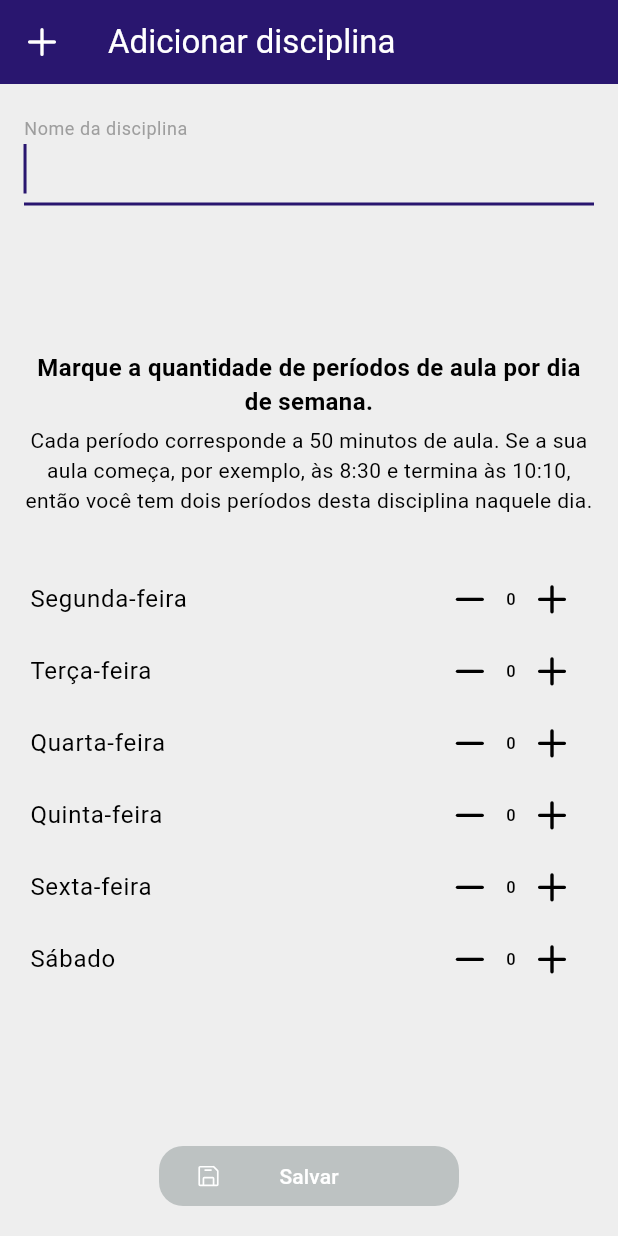
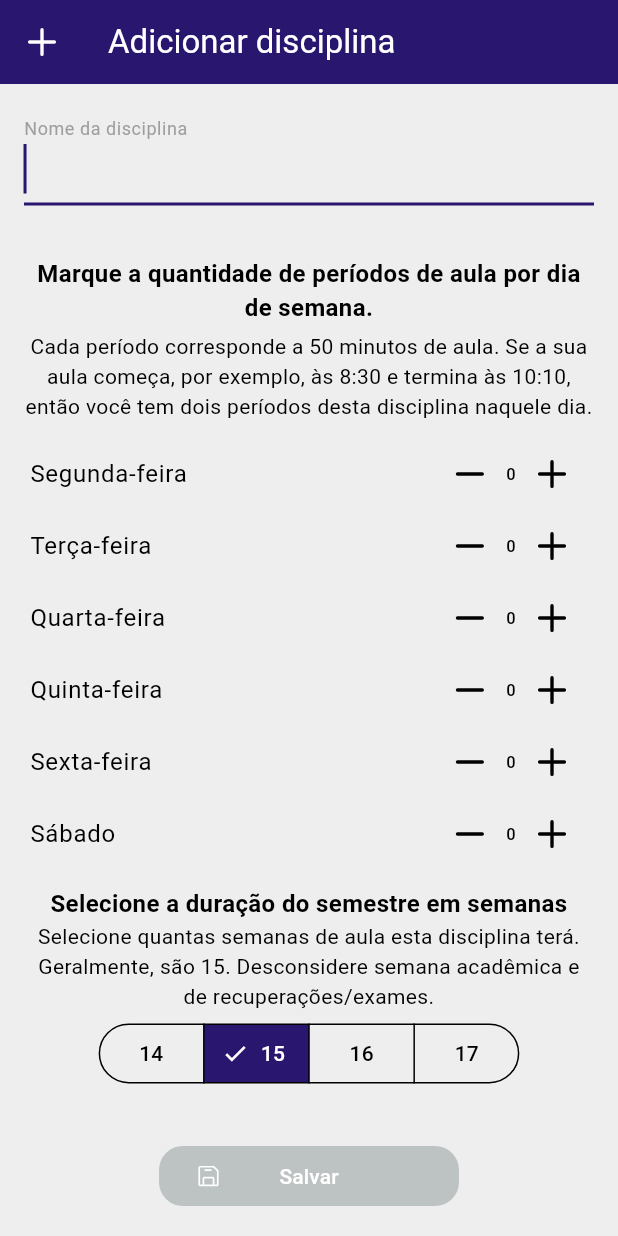
Before and after one commit to bernardolansing/faltometro_ufrgs, a Flutter app: the screen it shows after launch, after a tap on an icon or button, on a phone screen of 412 x 824 dp. Run offline on Flutter 3.47's test engine with Material 3 defaults, Android fonts, the phone set to English and light mode, and no system bars; our stand-ins replace flutter_local_notifications, permission_handler, phosphor_flutter, timezone.

Commit message:
added layout for selecting course duration in weeks, still not actually implemented in calculations though

```diff
--- a/lib/src/course.dart
+++ b/lib/src/course.dart
@@ -1,6 +1,7 @@
 import 'dart:developer';
 import 'dart:math' as math;
-import 'package:faltometro_ufrgs/src/storage.dart';
+
+import 'storage.dart';
 
 class Courses {
   static List<Course> _courses = [];
@@ -117,14 +118,19 @@ class Courses {
 }
 
 class Course {
+  static const defaultSemesterLength = 15; // Semesters usually have 15 weeks
+  // of classes.
+
   String title;
   List<int> periodsPerWeekday;
   int _periodsSkipped;
+  late int durationInWeeks;
 
   Course({
     required this.title,
     required this.periodsPerWeekday,
     required int periodsSkipped,
+    int durationInWeeks = defaultSemesterLength,
   }) :
         _periodsSkipped = periodsSkipped;
 
@@ -137,7 +143,10 @@ class Course {
   Course.fromEntry(Map<String, dynamic> entry) :
         title = entry['title'],
         periodsPerWeekday = List<int>.from(entry['periodsPerWeekday']),
-        _periodsSkipped = entry['periodsSkipped'];
+        _periodsSkipped = entry['periodsSkipped'],
+        // TODO: the '??' is for backwards compatibility. Once a breaking change
+        // is made, we can cut it out.
+        durationInWeeks = entry['durationInWeeks'] ?? defaultSemesterLength;
 
   Map<String, dynamic> get entry => {
     'title': title,
--- a/lib/src/screens/course_screen.dart
+++ b/lib/src/screens/course_screen.dart
@@ -24,6 +24,7 @@ class CourseScreen extends StatefulWidget {
 class _CourseScreenState extends State<CourseScreen> {
   late final TextEditingController _titleController;
   late final List<int> _periodsPerWeekday;
+  late int _durationInWeeks;
 
   /// [true] if this screen is creating a new course, rather than editing a
   /// pre-existing one.
@@ -34,12 +35,12 @@ class _CourseScreenState extends State<CourseScreen> {
     if (_isCreatingCourse) {
       _titleController = TextEditingController();
       _periodsPerWeekday = [0, 0, 0, 0, 0, 0];
-    }
-
-    else {
+      _durationInWeeks = Course.defaultSemesterLength;
+    } else {
       final course = widget._courseToEdit!;
       _titleController = TextEditingController(text: course.title);
       _periodsPerWeekday = course.periodsPerWeekday;
+      _durationInWeeks = course.durationInWeeks;
     }
     super.initState();
   }
@@ -151,6 +152,29 @@ class _CourseScreenState extends State<CourseScreen> {
                   ],
                 ),
               )),
+              const Spacer(),
+
+              const Text(
+                'Selecione a duração do semestre em semanas',
+                style: TextStyle(fontWeight: FontWeight.bold, fontSize: 16),
+                textAlign: TextAlign.center,
+              ),
+              const Text(
+                _semesterLengthExplanationText,
+                textAlign: TextAlign.center,
+              ),
+              const SizedBox(height: 4),
+              SegmentedButton(
+                selected: {_durationInWeeks},
+                onSelectionChanged: (selected) => setState(() {
+                  selected.remove(_durationInWeeks);
+                  _durationInWeeks = selected.first;
+                }),
+                segments: List.generate(4, (index) => ButtonSegment(
+                  value: index + 14,
+                  label: Text('${index + 14}'),
+                )),
+              ),
 
               const Spacer(flex: 3),
 
@@ -187,3 +211,7 @@ class _CourseScreenState extends State<CourseScreen> {
 const _periodsExplanationText = 'Cada período corresponde a 50 minutos de '
     'aula. Se a sua aula começa, por exemplo, às 8:30 e termina às 10:10, '
     'então você tem dois períodos desta disciplina naquele dia.';
+
+const _semesterLengthExplanationText = 'Selecione quantas semanas de aula '
+    'esta disciplina terá. Geralmente, são 15. Desconsidere semana acadêmica '
+    'e de recuperações/exames.';
--- a/lib/src/theme.dart
+++ b/lib/src/theme.dart
@@ -49,6 +49,13 @@ final lightTheme = ThemeData(
     radius: Radius.circular(4),
     thumbColor: WidgetStatePropertyAll(_primaryColor),
   ),
+  segmentedButtonTheme: SegmentedButtonThemeData(
+    style: ButtonStyle(
+      backgroundColor: WidgetStateProperty.resolveWith((states) {
+        return states.contains(WidgetState.selected) ? _primaryColor : null;
+      })
+    )
+  )
 );
 
 final darkTheme = ThemeData(
```
